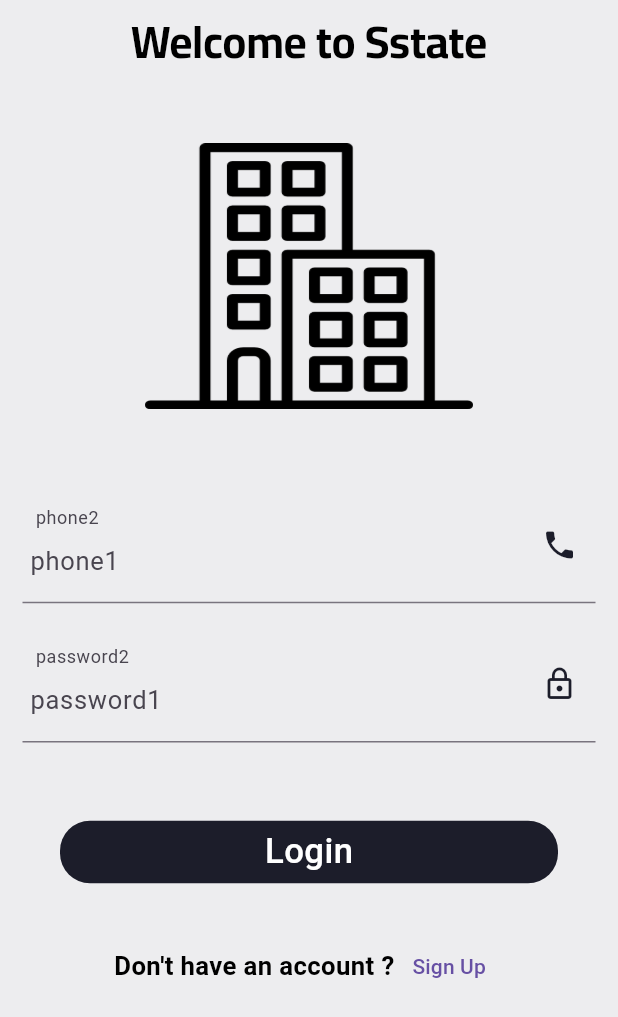
After one commit to SalahMd/Sstate, a Flutter app: the Login screen opened directly, on a phone screen of 412 x 824 dp. The commit adds this screen. Shown: the top 1017 px of the screen. Run offline on Flutter 3.47's test engine with Material 3 defaults, Android fonts, the light colour scheme and no system bars; our stand-ins replace dartz, flutter_animate, flutter_screenutil, get, google_nav_bar, shared_preferences; accounts and stored records are empty.

Commit message:
Creating auth controllers and pages

```diff
--- /dev/null
+++ b/lib/controller/auth/login_controller.dart
@@ -0,0 +1,94 @@
+import 'package:flutter/material.dart';
+import 'package:get/get.dart';
+import 'package:sestate/core/class/crud.dart';
+import 'package:sestate/core/class/statusrequest.dart';
+import 'package:sestate/core/functions/handelingdata.dart';
+import 'package:sestate/core/services/services.dart';
+import 'package:sestate/data/remote/auth/login_back.dart';
+
+abstract class LogiInController extends GetxController {
+  logIn();
+  goToHomePage();
+  goToSignup();
+  showPassword();
+}
+
+class LogInControllerImpl extends LogiInController {
+  GlobalKey<FormState> formState = new GlobalKey<FormState>();
+  late TextEditingController phoneController;
+  late TextEditingController passwordController;
+  LoginData loginData = new LoginData(Get.put(Crud())); //(Get.find)
+  StatusRequest? statusRequest;
+  Myservices myServices = Get.find();
+  bool isshown = true;
+
+  @override
+  goToHomePage() {
+    update();
+      Get.offAllNamed("HomePage");
+  }
+   @override
+  showPassword() {
+    isshown = !isshown;
+    update();
+  }
+  @override
+  logIn() async {
+    var formdata = formState.currentState;
+    if (formdata!.validate()) {
+      statusRequest = StatusRequest.loading;
+      update();
+      var response = await loginData.postData(
+          phoneController.text, passwordController.text);
+      statusRequest = hadelingData(response);
+      if (StatusRequest.success == statusRequest) {
+        if (response['status'] == "success") {
+          if (response['user']['role_id'] == 2) {
+            myServices.sharedPreferences.setInt("id", response['user']["id"]);
+            myServices.sharedPreferences
+                .setString("first_name", response['user']['first_name']);
+            myServices.sharedPreferences
+                .setString("phone_number", response['user']['phone_number']);
+            myServices.sharedPreferences
+                .setString("last_name", response['user']['last_name']);
+            myServices.sharedPreferences
+                .setString("token", response['user']["accessToken"]);
+            myServices.sharedPreferences.setString("step", "2");
+            Get.offNamed("HomePage");
+          } else {
+          //wrongLogin();
+          update();
+        }
+        } else {
+          //wrongLogin();
+          update();
+        }
+      } else {
+
+      }
+      update();
+    } else
+      print("Not Valid");
+  }
+
+
+
+ @override
+  goToSignup() {
+    Get.offNamed("SignUp");
+  }
+
+  @override
+  void dispose() {
+    phoneController.dispose();
+    passwordController.dispose();
+    super.dispose();
+  }
+
+  @override
+  void onInit() {
+    phoneController =  TextEditingController();
+    passwordController = TextEditingController();
+    super.onInit();
+  }
+}
--- a/lib/core/localization/translation.dart
+++ b/lib/core/localization/translation.dart
@@ -34,6 +34,7 @@ class Translation extends Translations {
           "space":"المساحة",
           "additional":"معلومات إضافية",
           "welcome":"أهلا بك",
+          "addinfo":"أضف معلوماتك للإكمال"
 
         },
         "en": {
@@ -73,6 +74,7 @@ class Translation extends Translations {
           "bthrooms":"Bthrooms",
           "space":"Space",
           "additional":"Additional info",
+          "addinfo":"Add your info to continue"
 
 
         }
--- /dev/null
+++ b/lib/data/remote/auth/login_back.dart
@@ -0,0 +1,14 @@
+import 'package:sestate/core/class/crud.dart';
+import 'package:sestate/core/constants/links.dart';
+
+class LoginData {
+  Crud crud;
+  LoginData(this.crud);
+  postData(String phone, String password) async {
+    var response = await crud.postData(AppLinks.logIn, {
+      "phone_number":phone,
+      "password":password,
+    },true);
+    return response.fold((l) => l, (r) => r);
+  }
+}
--- a/lib/main.dart
+++ b/lib/main.dart
@@ -2,17 +2,12 @@ import 'package:flutter/material.dart';
 import 'package:flutter_screenutil/flutter_screenutil.dart';
 import 'package:get/get.dart';
 import 'package:sestate/core/constants/colors.dart';
-import 'package:sestate/core/functions/dimenesions.dart';
 import 'package:sestate/core/localization/changelanguage.dart';
 import 'package:sestate/core/localization/translation.dart';
 import 'package:sestate/core/middlewere/midlleware.dart';
 import 'package:sestate/core/services/services.dart';
-import 'package:sestate/data/statics/static.dart';
-//import 'package:sestate/view/screens/auth/login.dart';
-import 'package:sestate/view/screens/home/home_page.dart';
 import 'package:sestate/view/screens/nav_bar.dart';
 import 'package:sestate/view/screens/onboarding.dart';
-
 import 'view/screens/search/search.dart';
 
 void main() async {
--- /dev/null
+++ b/lib/view/screens/auth/login.dart
@@ -0,0 +1,104 @@
+import 'package:flutter/material.dart';
+import 'package:flutter_screenutil/flutter_screenutil.dart';
+import 'package:get/get.dart';
+import 'package:sestate/controller/auth/login_controller.dart';
+import 'package:sestate/core/constants/colors.dart';
+import 'package:sestate/core/constants/customtextformfiled.dart';
+import 'package:sestate/core/constants/images.dart';
+import 'package:sestate/core/constants/textstyles.dart';
+import 'package:sestate/core/functions/dimenesions.dart';
+
+class Login extends StatelessWidget {
+  const Login({super.key});
+
+  @override
+  Widget build(BuildContext context) {
+    Get.put(LogInControllerImpl());
+    return Scaffold(
+      backgroundColor: AppColors.backGround,
+      body: GetBuilder<LogInControllerImpl>(builder: (controller) {
+        return Column(crossAxisAlignment: CrossAxisAlignment.center, children: [
+          SizedBox(
+            height: 10.h,
+          ),
+          SafeArea(
+            child: Text(
+              "welcome".tr,
+              style: Theme.of(context).textTheme.headline1,
+            ),
+          ),
+          SizedBox(
+            height: 50.h,
+          ),
+          SizedBox(
+              height: 170.h,
+              width: 170.w,
+              child: Image.asset(
+                AppImages.cat1,
+                fit: BoxFit.fill,
+              )),
+          SizedBox(
+            height: 40.h,
+          ),
+          Customtextformfiled(
+              hinttext: "phone1".tr,
+              labelText: "phone2".tr,
+              icondata: Icons.phone,
+              controller: controller.phoneController,
+              min: 10,
+              max: 10,
+              isnumber: true,
+              ispassword: false),
+          SizedBox(
+            height: 5.h,
+          ),
+          Customtextformfiled(
+            hinttext: "password1".tr,
+            labelText: "password2".tr,
+            icondata: Icons.lock_outline,
+            controller: controller.passwordController,
+            min: 7,
+            max: 15,
+            isnumber: false,
+            ispassword: controller.isshown,
+            ontapicon: controller.showPassword(),
+          ),
+          SizedBox(height: 50.h),
+          InkWell(
+            onTap: () {
+              controller.logIn();
+            },
+            child: Container(
+              width: Dimensions.screenwidth(context),
+              height: 40.h,
+              margin: const EdgeInsets.symmetric(horizontal: 40),
+              alignment: Alignment.center,
+              decoration: BoxDecoration(
+                  color: AppColors.primaryColor,
+                  borderRadius: BorderRadius.circular(20)),
+              child: Text(
+                "login".tr,
+                style: TextStyles.w50018White,
+              ),
+            ),
+          ),
+          SizedBox(height: 30.h),
+          Row(
+            mainAxisAlignment: MainAxisAlignment.center,
+            children: [
+              Text("createaccount".tr),
+              TextButton(
+                child: Text(
+                  "signup".tr,
+                ),
+                onPressed: () {
+                  controller.goToSignup();
+                },
+              )
+            ],
+          ),
+        ]);
+      }),
+    );
+  }
+}
```
Also changed, not shown: lib/controller/auth/signup_controller.dart (added, +79 -0 lines), lib/core/constants/links.dart (+5 -2 lines), lib/data/remote/auth/signup_back.dart (added, +16 -0 lines), lib/view/screens/auth/signup.dart (added, +68 -0 lines), lib/data/remote/home_page_back.dart (added).
